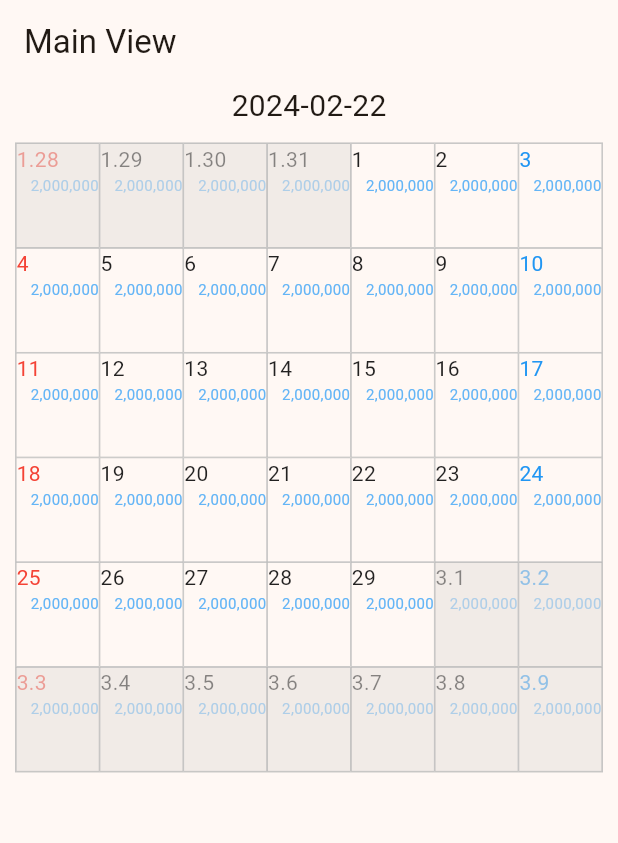
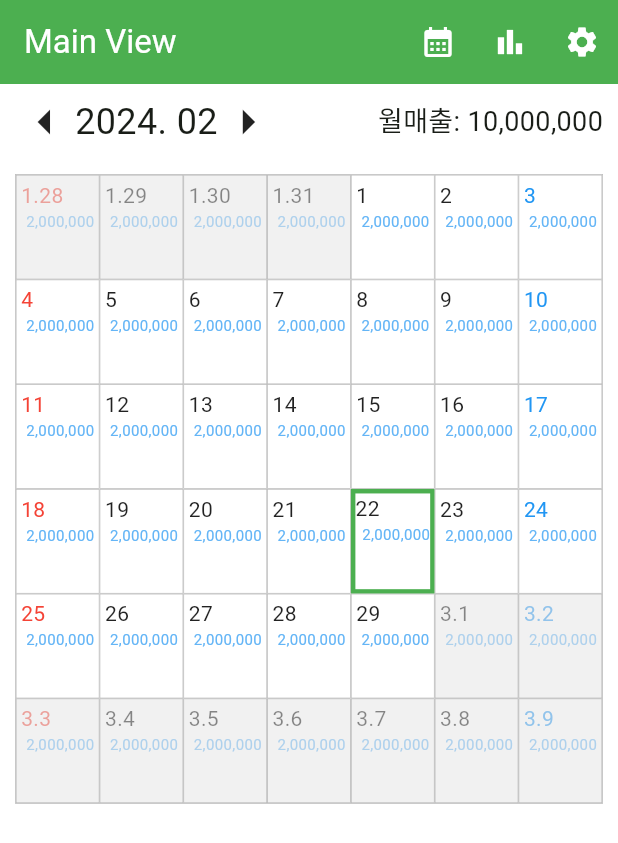
Before and after one commit to kanggo1111/hair_designer_sales_manage2, a Flutter app: the screen it shows once a user with an empty profile is signed in, on a phone screen of 412 x 824 dp. Shown: the top 843 px of the screen. Run offline on Flutter 3.47's test engine with Material 3 defaults, Android fonts, the phone set to English and light mode, and no system bars; our stand-ins replace firebase_auth, firebase_core, get; accounts and stored records are empty; network calls fail.

Commit message:
[devel] calendar #2
Deatails:
calendar #2

```diff
--- a/lib/main.dart
+++ b/lib/main.dart
@@ -23,7 +23,7 @@ class MyApp extends StatelessWidget {
     return GetMaterialApp(
       title: 'Hair_designer_sales_manage',
       theme: ThemeData(
-        colorScheme: ColorScheme.fromSeed(seedColor: Colors.orangeAccent),
+        colorScheme: ColorScheme.fromSeed(seedColor: Colors.green, primary: Colors.green, secondary: Colors.green),
         useMaterial3: true,
       ),
       home: Login(),
--- a/lib/view/calendar.dart
+++ b/lib/view/calendar.dart
@@ -3,16 +3,103 @@ import 'package:intl/intl.dart';
 
 Color calendarBorderColor = Colors.grey[400]!;
 double calendarBorderWidth = 0.5;
+late Color calendarTodayBorderColor;
+double calendarTodayBorderWidth = 3;
 
-class Calendar extends StatelessWidget {
+late DateTime now;
+late int currentYear;
+late int currentMonth;
+
+class Calendar extends StatefulWidget {
   Calendar({super.key});
 
+  @override
+  State<Calendar> createState() => _CalendarState();
+}
 
-  var now = DateTime.now();
+class _CalendarState extends State<Calendar> {
 
-  int getStartingDay(DateTime now) {
+  @override
+  void initState() {
+    // TODO: implement initState
+    now = DateTime.now();
+    currentYear = now.year;
+    currentMonth = now.month;
+    super.initState();
+  }
+
+  void setPrevMonth() {
+    if (currentMonth == 1) {
+      currentYear--;
+      currentMonth = 12;
+    } else {
+      currentMonth--;
+    }
+  }
+
+  void setNextMonth() {
+    if (currentMonth == 12) {
+      currentYear++;
+      currentMonth = 1;
+    } else {
+      currentMonth++;
+    }
+  }
+
+  @override
+  Widget build(BuildContext context) {
+    calendarTodayBorderColor = Theme.of(context).colorScheme.primary;
+
+    return Column(
+      children: [
+        Padding(
+          padding: const EdgeInsets.symmetric(horizontal: 10, vertical: 5),
+          child: Row(
+            mainAxisAlignment: MainAxisAlignment.spaceBetween,
+            children: [
+              Row(
+                children: [
+                  GestureDetector(
+                      onTap: () {
+                        setState(() {
+                          setPrevMonth();
+                        });
+                      },
+                      child: Icon(
+                        Icons.arrow_left,
+                        size: 40,
+                      )),
+                  Text(
+                    '$currentYear. ${currentMonth.toString().padLeft(2, '0')}',
+                    style: TextStyle(fontSize: 24),
+                  ),
+                  GestureDetector(
+                    onTap: () {
+                      setState(() {
+                        setNextMonth();
+                      });
+                    },
+                    child: Icon(
+                      Icons.arrow_right,
+                      size: 40,
+                    ),
+                  ),
+                ],
+              ),
+              // TODO:
+              Text('월매출: 10,000,000', style: TextStyle(fontSize: 18),),
+            ],
+          ),
+        ),
+        CalendarTable(),
+      ],
+    );
+  }
+}
+
+int getStartingDay(int year, int month) {
   switch (DateFormat('E')
-        .format(DateTime(now.year, now.month, 1))
+      .format(DateTime(year, month, 1))
       .toUpperCase()) {
     case 'SUN':
       return 0;
@@ -33,17 +120,10 @@ class Calendar extends StatelessWidget {
   }
 }
 
-  @override
-  Widget build(BuildContext context) {
-    int startingDay = getStartingDay(now);
+Widget CalendarTable(){
+  int startingDay = getStartingDay(currentYear, currentMonth);
 
-    return Column(
-      children: [
-        Text(
-          DateFormat('y-MM-dd').format(now),
-          style: TextStyle(fontSize: 20),
-        ),
-        Container(
+  return Container(
     margin: EdgeInsets.all(10),
     decoration: BoxDecoration(
         border: Border.all(
@@ -54,21 +134,19 @@ class Calendar extends StatelessWidget {
             crossAxisCount: 7, childAspectRatio: 0.8),
         itemCount: 42,
         itemBuilder: (context, index) {
-                String day = DateFormat('MM-dd').format(DateTime(
-                    now.year, now.month, 1 - startingDay + index));
-                return DayContainer(now, day, index);
+          String day = DateFormat('y-MM-dd').format(DateTime(
+              currentYear, currentMonth, 1 - startingDay + index));
+          return DayContainer(day, index);
         }),
-        ),
-      ],
   );
 }
-}
 
-Widget DayContainer(DateTime now, String day, int index) {
+Widget DayContainer(String day, int index) {
   String dayText = '';
   Color dayColor = Colors.black87;
   Color priceColor = Colors.blue[300]!;
   bool needShadow = false;
+  bool needTodayBorder = false;
 
   if(index % 7 == 0){
     dayColor = Colors.red;
@@ -76,15 +154,21 @@ Widget DayContainer(DateTime now, String day, int index) {
     dayColor = Colors.blue;
   }
 
-  if(int.parse(day.substring(0, 2)) != now.month){
+  if(day == DateFormat('y-MM-dd').format(now)){
+    needTodayBorder = true;
+  }
+
+  day = day.substring(5, day.length);
+  if(int.parse(day.substring(0, 2)) != currentMonth){
     if(day.substring(0, 1) == '0'){
       day = day.substring(1, day.length);
     }
     day = day.replaceAll('-0', '.').replaceAll('-', '.');
     dayText = day;
-    needShadow = true;
     dayColor = dayColor.withOpacity(0.5);
     priceColor = priceColor.withOpacity(0.5);
+
+    needShadow = true;
   }else{
     dayText = int.parse(day.substring(3, 5)).toString();
   }
@@ -92,10 +176,11 @@ Widget DayContainer(DateTime now, String day, int index) {
   return Stack(
     children: [
       Container(
+        padding: needTodayBorder ? null : EdgeInsets.all(3),
         decoration: BoxDecoration(
             border: Border.all(
-                color: calendarBorderColor,
-                width: calendarBorderWidth)),
+                color: needTodayBorder ? calendarTodayBorderColor : calendarBorderColor,
+                width: needTodayBorder ? calendarTodayBorderWidth : calendarBorderWidth)),
         child: Column(
           crossAxisAlignment: CrossAxisAlignment.start,
           children: [
@@ -109,7 +194,7 @@ Widget DayContainer(DateTime now, String day, int index) {
           ],
         ),
       ),
-      if(needShadow) Container(color: Colors.grey.withOpacity(0.15))
+      if(needShadow) Container(color: Colors.grey.withOpacity(0.15)),
     ],
   );
 }
--- a/lib/view/main_view.dart
+++ b/lib/view/main_view.dart
@@ -1,5 +1,8 @@
 import 'package:flutter/material.dart';
+import 'package:hair_designer_sales_manage2/devel.dart';
 import 'package:hair_designer_sales_manage2/view/calendar.dart';
+
+Color appBarContentColor = Colors.white;
 
 class MainView extends StatelessWidget {
   const MainView({super.key});
@@ -8,8 +11,22 @@ class MainView extends StatelessWidget {
   Widget build(BuildContext context) {
     return Scaffold(
       appBar: AppBar(
-        title: Text('Main View'),
+        backgroundColor: Theme.of(context).primaryColor,
+        title: Text('Main View', style: TextStyle(color: appBarContentColor),),
+        actions: [
+          IconButton(onPressed: () {
+            showSnackBar('아직 지원하지 않는 기능입니다.'); // TODO
+          }, icon: Icon(Icons.calendar_month, color: appBarContentColor,)),
+          IconButton(onPressed: () {
+            showSnackBar('아직 지원하지 않는 기능입니다.'); // TODO
+          }, icon: Icon(Icons.bar_chart_sharp, color: appBarContentColor)),
+          IconButton(onPressed: () {
+            showSnackBar('아직 지원하지 않는 기능입니다.'); // TODO
+
+          }, icon: Icon(Icons.settings, color: appBarContentColor)),
+        ],
       ),
+      backgroundColor: Colors.white,
       body: Calendar(),
     );
   }
```
Also changed, not shown: lib/devel.dart (added, +19 -0 lines), 1 other file. Lines whose indentation alone changed are shown as unchanged.
